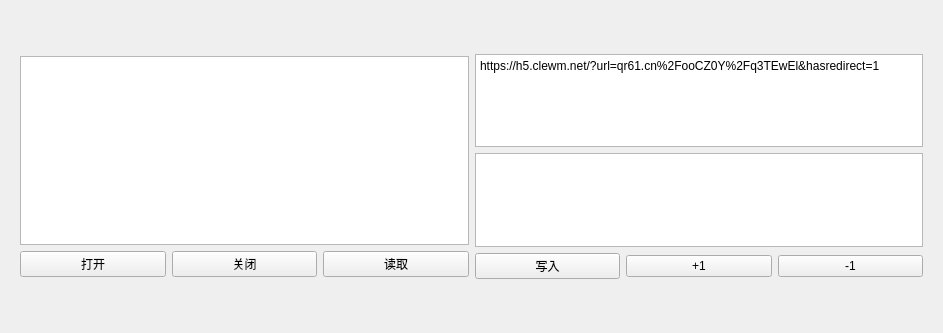
This is upper_computer/vs_py_nfc_upper_computer/untitled.ui in diqiu114/Working-accumulation-code as Qt 5 draws it before an edit. The edited form follows.
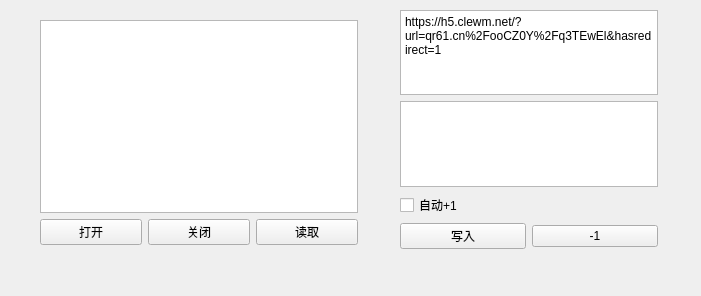
This is the edited form.

The edit to the form file:
```diff
--- a/upper_computer/vs_py_nfc_upper_computer/untitled.ui
+++ b/upper_computer/vs_py_nfc_upper_computer/untitled.ui
@@ -6,37 +6,28 @@
    <rect>
     <x>0</x>
     <y>0</y>
-    <width>943</width>
-    <height>333</height>
+    <width>701</width>
+    <height>296</height>
    </rect>
   </property>
   <property name="windowTitle">
    <string>Form</string>
   </property>
+  <widget class="QWidget" name="layoutWidget">
+   <property name="geometry">
+    <rect>
+     <x>40</x>
+     <y>20</y>
+     <width>318</width>
+     <height>225</height>
+    </rect>
+   </property>
   <layout class="QVBoxLayout" name="verticalLayout">
    <item>
-    <widget class="QWidget" name="widget_3" native="true">
-     <layout class="QHBoxLayout" name="horizontalLayout_3">
-      <item>
-       <layout class="QVBoxLayout" name="verticalLayout_3">
-        <item>
-         <spacer name="verticalSpacer_2">
-          <property name="orientation">
-           <enum>Qt::Vertical</enum>
-          </property>
-          <property name="sizeHint" stdset="0">
-           <size>
-            <width>20</width>
-            <height>40</height>
-           </size>
-          </property>
-         </spacer>
-        </item>
-        <item>
          <widget class="QTextBrowser" name="read_text_widegt"/>
         </item>
         <item>
-         <layout class="QHBoxLayout" name="horizontalLayout_2">
+     <layout class="QHBoxLayout" name="horizontalLayout">
           <item>
            <widget class="QPushButton" name="open_button">
             <property name="text">
@@ -60,36 +51,18 @@
           </item>
          </layout>
         </item>
-        <item>
-         <spacer name="verticalSpacer_3">
-          <property name="orientation">
-           <enum>Qt::Vertical</enum>
-          </property>
-          <property name="sizeHint" stdset="0">
-           <size>
-            <width>20</width>
-            <height>40</height>
-           </size>
-          </property>
-         </spacer>
-        </item>
-       </layout>
-      </item>
-      <item>
+   </layout>
+  </widget>
+  <widget class="QWidget" name="">
+   <property name="geometry">
+    <rect>
+     <x>400</x>
+     <y>10</y>
+     <width>258</width>
+     <height>239</height>
+    </rect>
+   </property>
        <layout class="QVBoxLayout" name="verticalLayout_2">
-        <item>
-         <spacer name="verticalSpacer_4">
-          <property name="orientation">
-           <enum>Qt::Vertical</enum>
-          </property>
-          <property name="sizeHint" stdset="0">
-           <size>
-            <width>20</width>
-            <height>40</height>
-           </size>
-          </property>
-         </spacer>
-        </item>
         <item>
          <widget class="QPlainTextEdit" name="write_url_widegt">
           <property name="maximumSize">
@@ -114,7 +87,14 @@
          </widget>
         </item>
         <item>
-         <layout class="QHBoxLayout" name="horizontalLayout">
+     <widget class="QCheckBox" name="auto_add_check_box">
+      <property name="text">
+       <string>自动+1</string>
+      </property>
+     </widget>
+    </item>
+    <item>
+     <layout class="QHBoxLayout" name="horizontalLayout_2">
           <item>
            <widget class="QPushButton" name="write_button">
             <property name="text">
@@ -122,13 +102,6 @@
             </property>
            </widget>
           </item>
-          <item>
-           <widget class="QPushButton" name="add_button">
-            <property name="text">
-             <string>+1</string>
-            </property>
-           </widget>
-          </item>
           <item>
            <widget class="QPushButton" name="less_button">
             <property name="text">
@@ -138,25 +111,8 @@
           </item>
          </layout>
         </item>
-        <item>
-         <spacer name="verticalSpacer">
-          <property name="orientation">
-           <enum>Qt::Vertical</enum>
-          </property>
-          <property name="sizeHint" stdset="0">
-           <size>
-            <width>20</width>
-            <height>40</height>
-           </size>
-          </property>
-         </spacer>
-        </item>
-       </layout>
-      </item>
-     </layout>
-    </widget>
-   </item>
-  </layout>
+   </layout>
+  </widget>
  </widget>
  <resources/>
  <connections/>
```
Left out of the diff: 3 changed lines with no effect on the pictures. Lines whose indentation alone changed are shown as unchanged.
